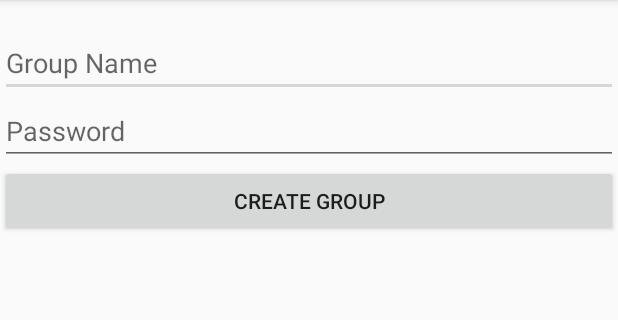
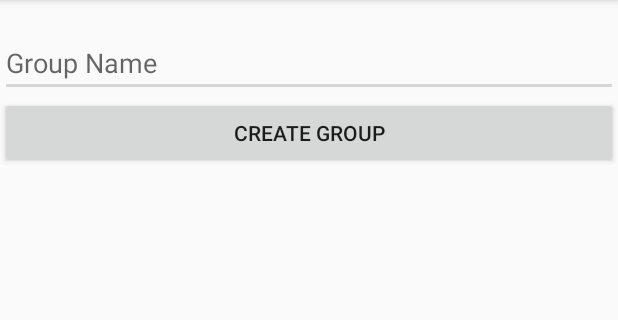
Before and after one commit to Y0haa/ChatterBox, an Android app: the CreateGroupActivity screen opened directly, with no data from a screen before it, after a tap on "CREATE GROUP", on a phone screen of 412 x 824 dp, the part 84-404 px from its top. Run offline under Robolectric (Android 15) with nearby library versions, the phone set to English and light mode, and no system bars; our stand-ins replace ButterKnife, Dagger/Hilt's generated code, Firebase (no records; nobody signed in at launch, a user with empty details on screens opened directly).

Commit message:
CreateGroupActivity update presenter

```diff
--- a/app/src/main/java/com/example/admin/chatterbox/view/creategroupactivity/CreateGroupActivity.java
+++ b/app/src/main/java/com/example/admin/chatterbox/view/creategroupactivity/CreateGroupActivity.java
@@ -7,10 +7,13 @@ import android.view.View;
 import android.widget.Button;
 import android.widget.EditText;
 import android.widget.TextView;
-import android.widget.Toast;
 
 import com.example.admin.chatterbox.R;
 import com.example.admin.chatterbox.injection.creategroupactivity.DaggerCreateGroupActivityComponent;
+import com.google.firebase.auth.FirebaseAuth;
+import com.google.firebase.auth.FirebaseUser;
+import com.google.firebase.database.DatabaseReference;
+import com.google.firebase.database.FirebaseDatabase;
 
 import javax.inject.Inject;
 
@@ -20,14 +23,15 @@ import butterknife.ButterKnife;
 public class CreateGroupActivity extends AppCompatActivity implements CreateGroupActivityContract.View {
 
     private static final String TAG = "CreateGroupActivity";
+    private String uid;
+    private FirebaseDatabase database;
+    private DatabaseReference myRefUsers;
     @Inject
     CreateGroupActivityPresenter presenter;
     @BindView(R.id.tvOutputString)
     TextView tvOutputString;
     @BindView(R.id.etInputGroupName)
     EditText etInputGroupName;
-    @BindView(R.id.etInputGroupPassword)
-    EditText etInputGroupPassword;
     @BindView(R.id.btnCreateGroup)
     Button btnCreateGroup;
 
@@ -35,6 +39,25 @@ public class CreateGroupActivity extends AppCompatActivity implements CreateGrou
     protected void onCreate(Bundle savedInstanceState) {
         super.onCreate(savedInstanceState);
         setContentView(R.layout.activity_create_group);
+
+
+        //-------------
+        FirebaseUser user = FirebaseAuth.getInstance().getCurrentUser();
+        if (user != null) {
+            uid = user.getUid();
+
+           // tvOutputString.setText(uid.toString());
+            Log.d(TAG, "onCreate: "+uid);
+         //   Toast.makeText(this, ""+user.getUid(), Toast.LENGTH_SHORT).show();
+        }
+        database = FirebaseDatabase.getInstance();
+        myRefUsers = database.getReference("Groups");
+
+
+
+
+        //---------
+
 
         ButterKnife.bind(this);
         setupDaggerComponent();
@@ -51,14 +74,14 @@ public class CreateGroupActivity extends AppCompatActivity implements CreateGrou
     }
 
     public void createGroupClicks(View view) {
-        Toast.makeText(this, "Clicking", Toast.LENGTH_SHORT).show();
-        presenter.validateGroupNameAndPassword(etInputGroupName.getText().toString(), etInputGroupPassword.getText().toString());
+        Log.d(TAG, "createGroupClicks: "+ uid.toString());
+        presenter.validateGroupName(uid, etInputGroupName.getText().toString());
 
 
     }
 
     @Override
-    public void updateView(String str) {
-        tvOutputString.setText(str);
+    public void updateView(String createdGroupStatus) {
+        tvOutputString.setText(createdGroupStatus);
     }
 }
--- a/app/src/main/java/com/example/admin/chatterbox/view/creategroupactivity/CreateGroupActivityContract.java
+++ b/app/src/main/java/com/example/admin/chatterbox/view/creategroupactivity/CreateGroupActivityContract.java
@@ -11,12 +11,12 @@ import com.example.admin.chatterbox.BaseView;
 public interface CreateGroupActivityContract {
 
     interface View extends BaseView {
-        void updateView(String groupNameAndPassword);
+        void updateView(String groupName);
 
 
     }
     interface Presenter extends BasePresenter<CreateGroupActivityContract.View> {
-        void validateGroupNameAndPassword(String groupName, String groupPassword);
+        void validateGroupName(String uid, String groupName);
 
     }
 }
--- a/app/src/main/java/com/example/admin/chatterbox/view/creategroupactivity/CreateGroupActivityPresenter.java
+++ b/app/src/main/java/com/example/admin/chatterbox/view/creategroupactivity/CreateGroupActivityPresenter.java
@@ -1,13 +1,24 @@
 package com.example.admin.chatterbox.view.creategroupactivity;
 
 
+import android.util.Log;
+
+import com.example.admin.chatterbox.model.chat.Group;
+import com.example.admin.chatterbox.model.chat.User;
+import com.google.firebase.auth.FirebaseAuth;
+import com.google.firebase.auth.FirebaseUser;
+import com.google.firebase.database.DatabaseReference;
+import com.google.firebase.database.FirebaseDatabase;
 
 /**
  * Created by Admin on 10/11/2017.
  */
 
 public class CreateGroupActivityPresenter implements CreateGroupActivityContract.Presenter{
-
+    private static final String TAG = "CreateGroupPresenterTag";
+    private FirebaseDatabase database;
+    private DatabaseReference myRefUsers;
+    String uid;
     CreateGroupActivityContract.View view;
 
     @Override
@@ -21,9 +32,46 @@ public class CreateGroupActivityPresenter implements CreateGroupActivityContract
     }
 
     @Override
-    public void validateGroupNameAndPassword(String groupName, String groupPassword) {
+    public void validateGroupName(String uid, final String groupName) {
 
-        String outputString =groupName + " " + groupPassword;
-        view.updateView(outputString);
+        FirebaseUser currentUser = FirebaseAuth.getInstance().getCurrentUser();
+        if (currentUser != null) {
+            uid = currentUser.getUid();
+        }
+        database = FirebaseDatabase.getInstance();
+        myRefUsers = database.getReference("Groups");
+        //-------------------------------
+        Group group = new Group();
+        User user = new User();
+        user.setUsername(uid.toString());
+
+        group.setTitle(groupName);
+        group.setAdmin(user);
+
+
+        Log.d(TAG, "onSuccess: " +myRefUsers.child("Groups").push().getKey() );
+
+        myRefUsers
+                // .child(uid)
+                // .child("groupCreated")
+                .push()
+                .setValue(group)
+
+        ;
+        Log.d(TAG, "onSuccess: " +myRefUsers.child("Groups").push().getKey() );
+      //  Log.d(TAG, "validateGroupName: " + myRefUsers.child("Groups").getRef().push().getKey());
+        //var name = snapshot.name();
+       // var newRef = myDataRef.push(...);
+        //var newID = newRef.name();
+        /*
+        Log.d(TAG, "onSuccess: " +myRefUsers.getKey() );
+        Log.d(TAG, "onSuccess: " +myRefUsers.child("Groups").getRef().getKey() );
+        Log.d(TAG, "onSuccess: " +myRefUsers.child("Groups").getParent().getKey() );
+*/
+
+        //-------------------------------
+
+        //String outputString =groupName ;
+        view.updateView(groupName);
     }
 }
--- a/app/src/main/res/layout/activity_create_group.xml
+++ b/app/src/main/res/layout/activity_create_group.xml
@@ -23,12 +23,6 @@
         android:layout_height="wrap_content"
         android:hint="Group Name" />
 
-    <EditText
-        android:id="@+id/etInputGroupPassword"
-        android:layout_width="match_parent"
-        android:layout_height="wrap_content"
-        android:hint="Password"
-        android:inputType="textPassword" />
     <Button
         android:text="Create Group"
         android:id="@+id/btnCreateGroup"
```
